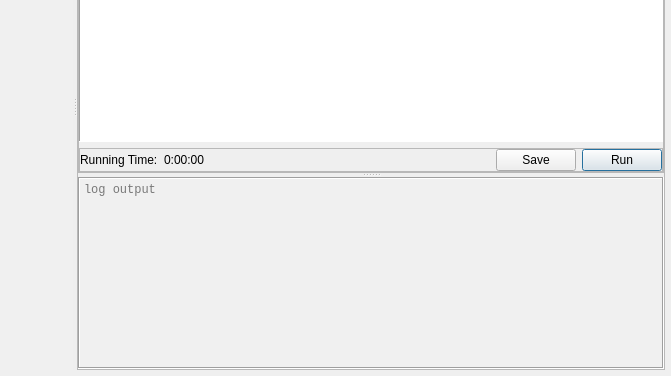
Above: src/view/WidgetScript.ui from ukyouz/Visual-Studio-Debug-Tools before the change; both pictures show x 189 to 860 and y 165 to 541 of the 860 by 541 pixel window. Below: the same form after it.
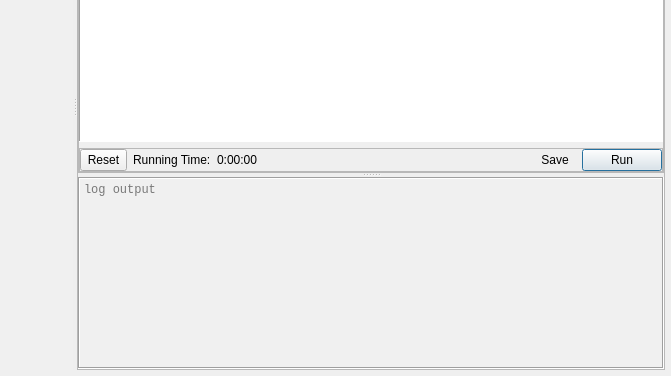
That is the form after the change. Icons and pictures are not drawn. Custom widgets are drawn as their Qt base class.

Commit message: add reset button for Script

Patch:
```diff
--- a/src/view/WidgetScript.ui
+++ b/src/view/WidgetScript.ui
@@ -204,6 +204,19 @@
               <property name="bottomMargin">
                <number>0</number>
               </property>
+              <item>
+               <widget class="QToolButton" name="btnReset">
+                <property name="sizePolicy">
+                 <sizepolicy hsizetype="Fixed" vsizetype="Ignored">
+                  <horstretch>0</horstretch>
+                  <verstretch>0</verstretch>
+                 </sizepolicy>
+                </property>
+                <property name="text">
+                 <string>Reset</string>
+                </property>
+               </widget>
+              </item>
               <item>
                <widget class="QLabel" name="label_2">
                 <property name="text">
@@ -232,7 +245,13 @@
                </spacer>
               </item>
               <item>
-               <widget class="QPushButton" name="btnSaveFile">
+               <widget class="QToolButton" name="btnSaveFile">
+                <property name="sizePolicy">
+                 <sizepolicy hsizetype="Fixed" vsizetype="Ignored">
+                  <horstretch>0</horstretch>
+                  <verstretch>0</verstretch>
+                 </sizepolicy>
+                </property>
                 <property name="text">
                  <string>Save</string>
                 </property>
@@ -240,6 +259,12 @@
                  <iconset resource="resource.qrc">
                   <normaloff>:/action/images/vswin2019/Save_16x.svg</normaloff>:/action/images/vswin2019/Save_16x.svg</iconset>
                 </property>
+                <property name="toolButtonStyle">
+                 <enum>Qt::ToolButtonTextBesideIcon</enum>
+                </property>
+                <property name="autoRaise">
+                 <bool>true</bool>
+                </property>
                </widget>
               </item>
               <item>
```
The commit also changes 2 other files.
